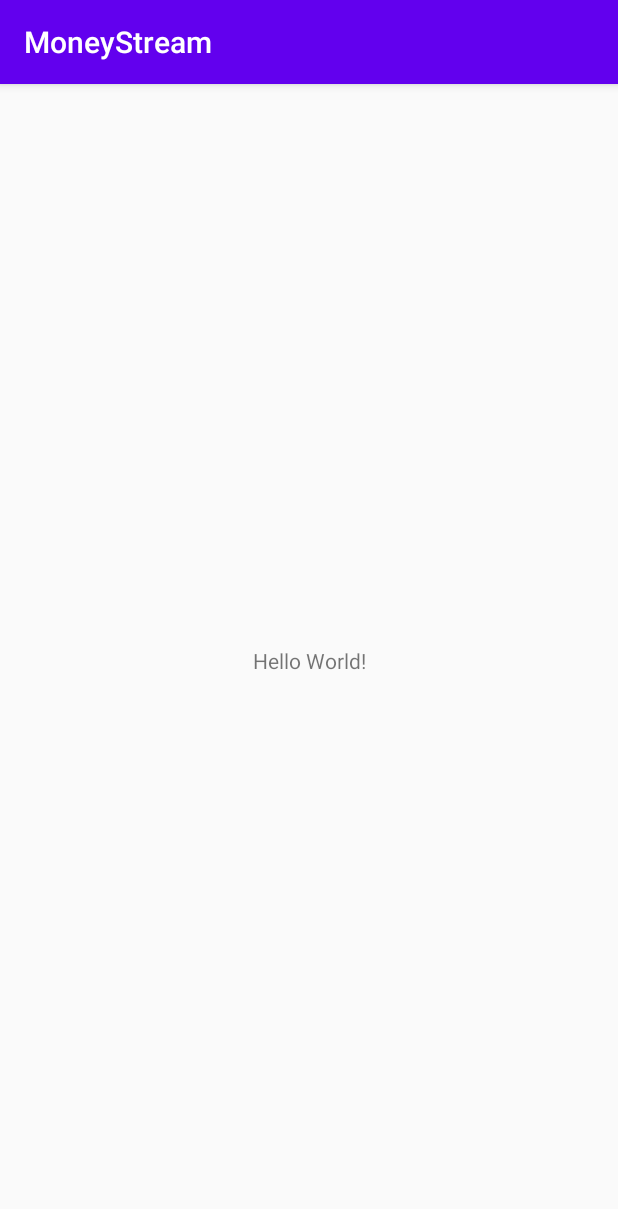
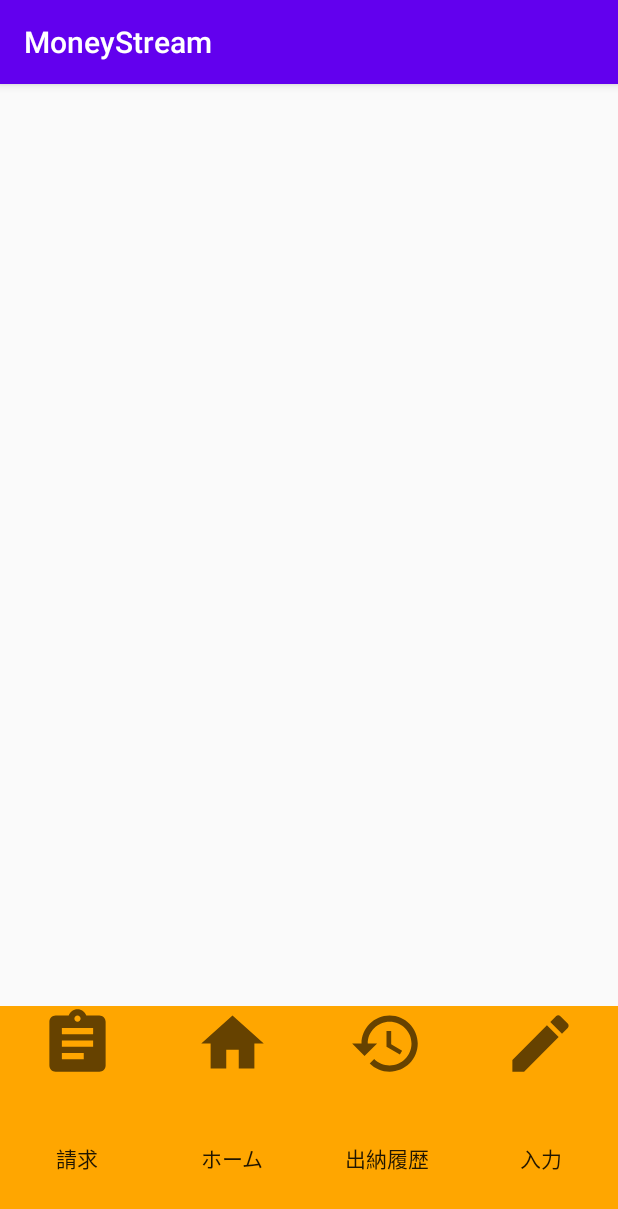
Before and after one commit to Mitssuki-Sakamoto/money-stream-android, an Android app: the screen it shows after launch (MainActivity), on a phone screen of 412 x 824 dp. Shown: the top 1209 px of the screen. Run offline under Robolectric (Android 15) with nearby library versions, the phone set to English and light mode, and no system bars.

Commit message:
下のホームバーの追加

```diff
--- /dev/null
+++ b/app/src/main/res/drawable/ic_baseline_assignment_24.xml
@@ -0,0 +1,5 @@
+<vector android:height="50dp" android:tint="?attr/colorControlNormal"
+    android:viewportHeight="24" android:viewportWidth="24"
+    android:width="50dp" xmlns:android="http://schemas.android.com/apk/res/android">
+    <path android:fillColor="@android:color/white" android:pathData="M19,3h-4.18C14.4,1.84 13.3,1 12,1c-1.3,0 -2.4,0.84 -2.82,2L5,3c-1.1,0 -2,0.9 -2,2v14c0,1.1 0.9,2 2,2h14c1.1,0 2,-0.9 2,-2L21,5c0,-1.1 -0.9,-2 -2,-2zM12,3c0.55,0 1,0.45 1,1s-0.45,1 -1,1 -1,-0.45 -1,-1 0.45,-1 1,-1zM14,17L7,17v-2h7v2zM17,13L7,13v-2h10v2zM17,9L7,9L7,7h10v2z"/>
+</vector>
--- /dev/null
+++ b/app/src/main/res/drawable/ic_baseline_assignment_24t.xml
@@ -0,0 +1,4 @@
+<?xml version="1.0" encoding="utf-8"?>
+<selector xmlns:android="http://schemas.android.com/apk/res/android">
+
+</selector>
--- /dev/null
+++ b/app/src/main/res/drawable/ic_baseline_create_24.xml
@@ -0,0 +1,5 @@
+<vector android:height="50dp" android:tint="?attr/colorControlNormal"
+    android:viewportHeight="24" android:viewportWidth="24"
+    android:width="50dp" xmlns:android="http://schemas.android.com/apk/res/android">
+    <path android:fillColor="@android:color/white" android:pathData="M3,17.25V21h3.75L17.81,9.94l-3.75,-3.75L3,17.25zM20.71,7.04c0.39,-0.39 0.39,-1.02 0,-1.41l-2.34,-2.34c-0.39,-0.39 -1.02,-0.39 -1.41,0l-1.83,1.83 3.75,3.75 1.83,-1.83z"/>
+</vector>
--- /dev/null
+++ b/app/src/main/res/drawable/ic_baseline_history_24.xml
@@ -0,0 +1,5 @@
+<vector android:height="50dp" android:tint="?attr/colorControlNormal"
+    android:viewportHeight="24" android:viewportWidth="24"
+    android:width="50dp" xmlns:android="http://schemas.android.com/apk/res/android">
+    <path android:fillColor="@android:color/white" android:pathData="M13,3c-4.97,0 -9,4.03 -9,9L1,12l3.89,3.89 0.07,0.14L9,12L6,12c0,-3.87 3.13,-7 7,-7s7,3.13 7,7 -3.13,7 -7,7c-1.93,0 -3.68,-0.79 -4.94,-2.06l-1.42,1.42C8.27,19.99 10.51,21 13,21c4.97,0 9,-4.03 9,-9s-4.03,-9 -9,-9zM12,8v5l4.28,2.54 0.72,-1.21 -3.5,-2.08L13.5,8L12,8z"/>
+</vector>
--- /dev/null
+++ b/app/src/main/res/drawable/ic_baseline_home_24.xml
@@ -0,0 +1,5 @@
+<vector android:height="50dp" android:tint="?attr/colorControlNormal"
+    android:viewportHeight="24" android:viewportWidth="24"
+    android:width="50dp" xmlns:android="http://schemas.android.com/apk/res/android">
+    <path android:fillColor="@android:color/white" android:pathData="M10,20v-6h4v6h5v-8h3L12,3 2,12h3v8z"/>
+</vector>
--- a/app/src/main/res/layout/activity_main.xml
+++ b/app/src/main/res/layout/activity_main.xml
@@ -1,18 +1,56 @@
 <?xml version="1.0" encoding="utf-8"?>
-<androidx.constraintlayout.widget.ConstraintLayout xmlns:android="http://schemas.android.com/apk/res/android"
+<LinearLayout xmlns:android="http://schemas.android.com/apk/res/android"
     xmlns:app="http://schemas.android.com/apk/res-auto"
     xmlns:tools="http://schemas.android.com/tools"
     android:layout_width="match_parent"
     android:layout_height="match_parent"
+    android:orientation="vertical"
     tools:context=".MainActivity">
 
-    <TextView
-        android:layout_width="wrap_content"
-        android:layout_height="wrap_content"
-        android:text="Hello World!"
-        app:layout_constraintBottom_toBottomOf="parent"
-        app:layout_constraintLeft_toLeftOf="parent"
-        app:layout_constraintRight_toRightOf="parent"
-        app:layout_constraintTop_toTopOf="parent" />
+    <FrameLayout
+        android:layout_width="match_parent"
+        android:layout_height="match_parent"
+        android:layout_weight="0.2"
+        />
 
-</androidx.constraintlayout.widget.ConstraintLayout>
+    <LinearLayout
+        android:layout_width="match_parent"
+        android:layout_height="match_parent"
+        android:layout_weight="0.8"
+        android:background="#ffa600"
+        android:orientation="horizontal">
+
+        <Button
+
+            android:layout_width="match_parent"
+            android:layout_height="match_parent"
+            android:layout_weight="0.25"
+            android:background="#ffa600"
+            android:drawableTop="@drawable/ic_baseline_assignment_24"
+            android:text="請求" />
+        <Button
+
+            android:layout_width="match_parent"
+            android:layout_height="match_parent"
+            android:layout_weight="0.25"
+            android:background="#ffa600"
+            android:drawableTop="@drawable/ic_baseline_home_24"
+            android:text="ホーム" />
+        <Button
+            android:layout_width="match_parent"
+            android:layout_height="match_parent"
+            android:layout_weight="0.25"
+            android:background="#ffa600"
+            android:drawableTop="@drawable/ic_baseline_history_24"
+            android:text="出納履歴" />
+        <Button
+            android:layout_width="match_parent"
+            android:layout_height="match_parent"
+            android:layout_weight="0.25"
+            android:background="#ffa600"
+            android:drawableTop="@drawable/ic_baseline_create_24"
+            android:text="入力" />
+
+    </LinearLayout>
+
+</LinearLayout>
```
Also changed, not shown: 2 other files.
